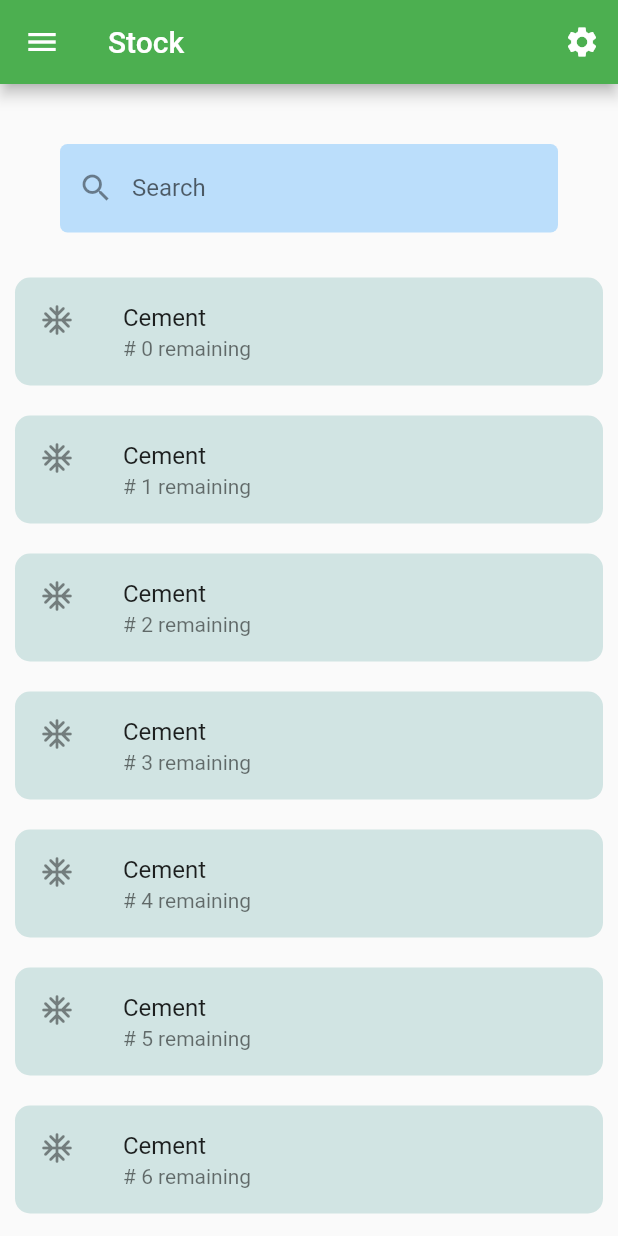
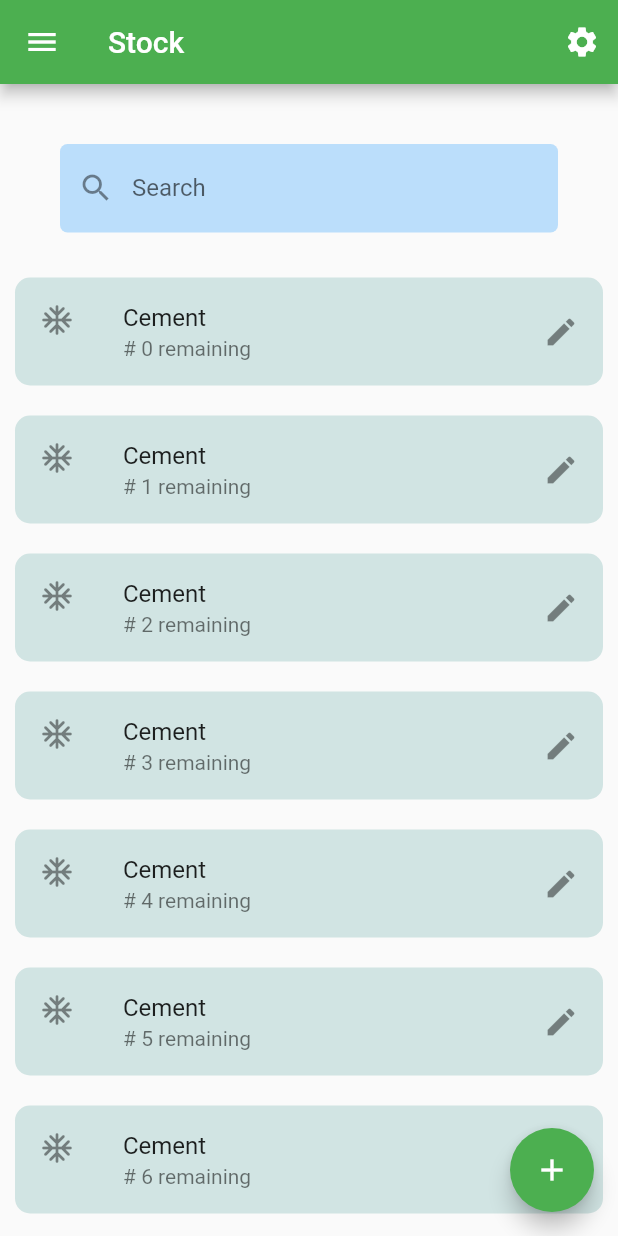
Before and after one commit to wilsonanyonga/bejoy_construction, a Flutter app: the Stock screen opened by its route, on a phone screen of 412 x 824 dp. Run offline on Flutter 3.47's test engine with Material 2 defaults, Android fonts, the phone set to English and light mode, and no system bars; our stand-ins replace bloc, cool_alert, equatable, flutter_bloc, go_router and 2 more; missing offline and left inert: dart:ffi, flutter_launcher_icons; accounts and stored records are empty.

Commit message:
Update stock.dart

```diff
--- a/lib/screens/stock.dart
+++ b/lib/screens/stock.dart
@@ -201,10 +201,13 @@ class Stock extends StatelessWidget {
                     ),
                     margin: const EdgeInsets.all(10),
                     child: ListTile(
+                      onTap: () {
+                        context.go('/stock/update');
+                      },
                       leading: const Icon(Icons.ac_unit_rounded),
                       title: const Text('Cement'),
                       subtitle: Text('# $index remaining'),
-                      // trailing: Icon(Icons.edit),
+                      trailing: const Icon(Icons.edit),
                       // tileColor: Color.fromARGB(62, 82, 158, 154),
                     ),
                   );
@@ -252,6 +255,14 @@ class Stock extends StatelessWidget {
           ],
         ),
       ),
+      floatingActionButton: FloatingActionButton(
+        onPressed: () {
+          // Navigator.pushNamed(context, '/add_project');
+          context.go('/stock/add');
+        },
+        tooltip: 'Add Stock Item',
+        child: const Icon(Icons.add),
+      ),
     );
   }
 }
```
